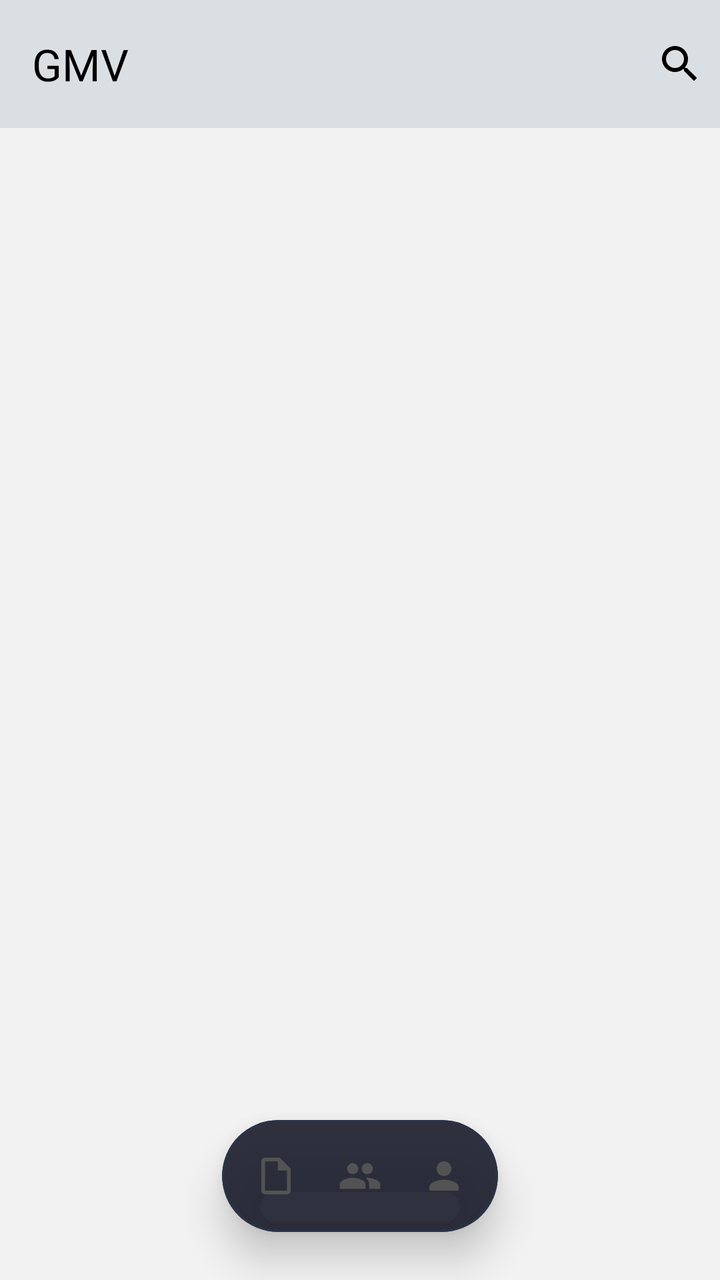
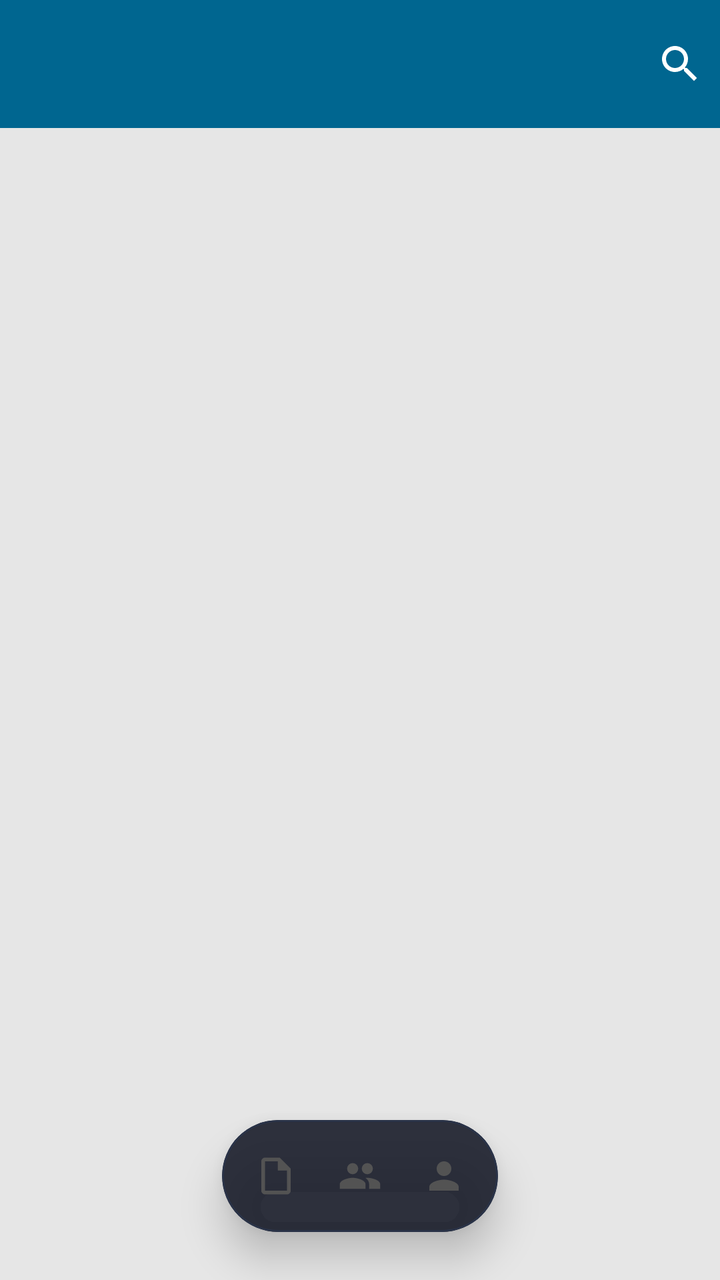

Screens rendered from an Android XML layout before and after an edit, with the pre-edit source and the edit as a unified diff.
<!-- AndroidManifest.xml: application theme Theme.GMV -->
<!-- res/layout/activity_dashboard.xml -->
<?xml version="1.0" encoding="utf-8"?>
<RelativeLayout xmlns:android="http://schemas.android.com/apk/res/android"
    xmlns:app="http://schemas.android.com/apk/res-auto"
    android:id="@+id/main_content"
    android:layout_width="match_parent"
    android:layout_height="match_parent"
    android:background="@color/background">

    <androidx.coordinatorlayout.widget.CoordinatorLayout
        android:id="@+id/tab_coordinator_layout"
        android:layout_width="match_parent"
        android:layout_height="match_parent"
        android:fitsSystemWindows="true">

        <com.google.android.material.appbar.AppBarLayout
            android:id="@+id/tab_appbar_layout"
            android:layout_width="match_parent"
            android:layout_height="wrap_content"
            android:background="?attr/colorSurface"
            android:elevation="2dp">

            <com.google.android.material.appbar.MaterialToolbar
                android:id="@+id/toolbar"
                android:layout_width="match_parent"
                android:layout_height="?attr/actionBarSize"
                android:background="?attr/colorSurface"
                app:layout_scrollFlags="scroll|enterAlways"
                app:title="@string/app_name"
                app:titleTextAppearance="?attr/textAppearanceTitleLarge"
                app:titleTextColor="?attr/colorOnSurface">

                <LinearLayout
                    android:id="@+id/lyt_search_mode"
                    android:layout_width="match_parent"
                    android:layout_height="match_parent"
                    android:gravity="center_vertical"
                    android:orientation="horizontal"
                    android:visibility="gone">

                    <ImageButton
                        android:id="@+id/btn_search_back"
                        android:layout_width="40dp"
                        android:layout_height="40dp"
                        android:background="?attr/selectableItemBackgroundBorderless"
                        android:importantForAccessibility="no"
                        android:padding="10dp"
                        android:src="@drawable/ic_arrow_left"
                        android:tint="?attr/colorOnSurface" />

                    <EditText
                        android:id="@+id/et_toolbar_search"
                        android:layout_width="0dp"
                        android:layout_height="match_parent"
                        android:layout_weight="1"
                        android:background="@null"
                        android:hint="Buscar..."
                        android:imeOptions="actionSearch"
                        android:inputType="text"
                        android:maxLines="1"
                        android:textColor="?attr/colorOnSurface"
                        android:textColorHint="@color/grey_40"
                        android:textSize="16sp" />

                    <ImageButton
                        android:id="@+id/btn_search_clear"
                        android:layout_width="40dp"
                        android:layout_height="40dp"
                        android:background="?attr/selectableItemBackgroundBorderless"
                        android:importantForAccessibility="no"
                        android:padding="10dp"
                        android:src="@drawable/ic_close"
                        android:tint="@color/grey_40"
                        android:visibility="gone" />

                </LinearLayout>

                <ImageButton
                    android:id="@+id/btn_toolbar_search"
                    android:layout_width="40dp"
                    android:layout_height="40dp"
                    android:layout_gravity="end"
                    android:background="?attr/selectableItemBackgroundBorderless"
                    android:importantForAccessibility="no"
                    android:padding="8dp"
                    android:src="@drawable/ic_search"
                    android:tint="?attr/colorOnSurface" />

            </com.google.android.material.appbar.MaterialToolbar>

        </com.google.android.material.appbar.AppBarLayout>

        <androidx.viewpager.widget.ViewPager
            android:id="@+id/viewpager"
            android:layout_width="match_parent"
            android:layout_height="match_parent"
            app:layout_behavior="@string/appbar_scrolling_view_behavior" />

    </androidx.coordinatorlayout.widget.CoordinatorLayout>

    <include
        android:id="@+id/floating_nav"
        layout="@layout/nav_floating_island"
        android:layout_width="wrap_content"
        android:layout_height="wrap_content"
        android:layout_alignParentBottom="true"
        android:layout_centerHorizontal="true"
        android:layout_marginBottom="24dp" />

</RelativeLayout>
<!-- res/layout/nav_floating_island.xml (included above) -->
<?xml version="1.0" encoding="utf-8"?>
<com.google.android.material.card.MaterialCardView xmlns:android="http://schemas.android.com/apk/res/android"
    xmlns:app="http://schemas.android.com/apk/res-auto"
    android:id="@+id/floating_nav"
    android:layout_width="wrap_content"
    android:layout_height="wrap_content"
    android:clickable="true"
    app:cardBackgroundColor="@color/nav_pill_bg"
    app:cardCornerRadius="28dp"
    app:cardElevation="12dp"
    app:strokeColor="@color/nav_pill_stroke"
    app:strokeWidth="1dp">

    <LinearLayout
        android:layout_width="wrap_content"
        android:layout_height="wrap_content"
        android:animateLayoutChanges="true"
        android:gravity="center"
        android:orientation="horizontal"
        android:paddingHorizontal="6dp"
        android:paddingVertical="6dp">

        
        <LinearLayout
            android:id="@+id/nav_articulos"
            android:layout_width="wrap_content"
            android:layout_height="44dp"
            android:gravity="center_vertical"
            android:orientation="horizontal"
            android:paddingHorizontal="10dp"
            android:paddingVertical="0dp">

            <ImageView
                android:id="@+id/iv_nav_articulos"
                android:layout_width="22dp"
                android:layout_height="22dp"
                android:importantForAccessibility="no"
                android:src="@drawable/ic_article" />

            <TextView
                android:id="@+id/tv_nav_articulos_title"
                android:layout_width="wrap_content"
                android:layout_height="wrap_content"
                android:layout_marginStart="6dp"
                android:fontFamily="sans-serif-medium"
                android:text="@string/label_articulos"
                android:textSize="12sp"
                android:visibility="gone" />

        </LinearLayout>

        
        <LinearLayout
            android:id="@+id/nav_clientes"
            android:layout_width="wrap_content"
            android:layout_height="44dp"
            android:gravity="center_vertical"
            android:orientation="horizontal"
            android:paddingHorizontal="10dp"
            android:paddingVertical="0dp">

            <ImageView
                android:id="@+id/iv_nav_clientes"
                android:layout_width="22dp"
                android:layout_height="22dp"
                android:importantForAccessibility="no"
                android:src="@drawable/ic_people" />

            <TextView
                android:id="@+id/tv_nav_clientes_title"
                android:layout_width="wrap_content"
                android:layout_height="wrap_content"
                android:layout_marginStart="6dp"
                android:fontFamily="sans-serif-medium"
                android:text="@string/label_clientes"
                android:textSize="12sp"
                android:visibility="gone" />

        </LinearLayout>

        
        <LinearLayout
            android:id="@+id/nav_perfil"
            android:layout_width="wrap_content"
            android:layout_height="44dp"
            android:gravity="center_vertical"
            android:orientation="horizontal"
            android:paddingHorizontal="10dp"
            android:paddingVertical="0dp">

            <ImageView
                android:id="@+id/iv_nav_perfil"
                android:layout_width="22dp"
                android:layout_height="22dp"
                android:importantForAccessibility="no"
                android:src="@drawable/ic_person" />

            <TextView
                android:id="@+id/tv_nav_perfil_title"
                android:layout_width="wrap_content"
                android:layout_height="wrap_content"
                android:layout_marginStart="6dp"
                android:fontFamily="sans-serif-medium"
                android:text="@string/label_perfil"
                android:textSize="12sp"
                android:visibility="gone" />

        </LinearLayout>

    </LinearLayout>

</com.google.android.material.card.MaterialCardView>
<!-- resources referenced by this layout -->
<resources>
  <color name="background">#F2F2F2</color>
  <color name="grey_40">#9E9E9E</color>
  <color name="nav_pill_bg">#E61A1D2B</color>
  <color name="nav_pill_stroke">#2A3348</color>
  <string name="app_name">GMV</string>
  <string name="label_articulos">ARTÍCULOS</string>
  <string name="label_clientes">CLIENTES</string>
  <string name="label_perfil">PERFIL</string>
  <style name="Theme.GMV" parent="Base.Theme.GMV" />
  <color name="primary">#337AB7</color>
  <color name="on_primary">#FFFFFF</color>
  <color name="primary_container">#D6E4F0</color>
  <color name="on_primary_container">#1A3A5C</color>
  <color name="secondary">#3A539B</color>
  <color name="on_secondary">#FFFFFF</color>
  <color name="secondary_container">#D6DCE8</color>
  <color name="on_secondary_container">#1C2A5C</color>
  <color name="tertiary">#7E57C2</color>
  <color name="on_tertiary">#FFFFFF</color>
  <color name="tertiary_container">#EDE7F6</color>
  <color name="on_tertiary_container">#311B92</color>
  <color name="error">#EF5350</color>
  <color name="on_error">#FFFFFF</color>
  <color name="error_container">#FFEBEE</color>
  <color name="on_error_container">#B71C1C</color>
  <color name="on_background">#000000</color>
  <color name="surface">#E7E7E7</color>
  <color name="on_surface">#000000</color>
  <color name="surface_variant">#D4D4D4</color>
  <color name="on_surface_variant">#535353</color>
  <color name="outline">#B0BEC5</color>
  <color name="outline_variant">#CFD8DC</color>
  <style name="TextAppearance.M3.DisplayMedium">
          <item name="android:textSize">45sp</item>
          <item name="android:letterSpacing">0</item>
          <item name="android:lineHeight">52sp</item>
          <item name="android:fontFamily">sans-serif</item>
      </style>
  <style name="TextAppearance.M3.DisplaySmall">
          <item name="android:textSize">36sp</item>
          <item name="android:letterSpacing">0</item>
          <item name="android:lineHeight">44sp</item>
          <item name="android:fontFamily">sans-serif</item>
      </style>
  <style name="TextAppearance.M3.HeadlineLarge">
          <item name="android:textSize">32sp</item>
          <item name="android:letterSpacing">0</item>
          <item name="android:lineHeight">40sp</item>
          <item name="android:fontFamily">sans-serif</item>
      </style>
  <style name="TextAppearance.M3.HeadlineMedium">
          <item name="android:textSize">28sp</item>
          <item name="android:letterSpacing">0</item>
          <item name="android:lineHeight">36sp</item>
          <item name="android:fontFamily">sans-serif</item>
      </style>
  <style name="TextAppearance.M3.HeadlineSmall">
          <item name="android:textSize">24sp</item>
          <item name="android:letterSpacing">0</item>
          <item name="android:lineHeight">32sp</item>
          <item name="android:fontFamily">sans-serif</item>
      </style>
  <style name="TextAppearance.M3.TitleLarge">
          <item name="android:textSize">22sp</item>
          <item name="android:letterSpacing">0</item>
          <item name="android:lineHeight">28sp</item>
          <item name="android:fontFamily">sans-serif</item>
      </style>
  <style name="TextAppearance.M3.BodyLarge">
          <item name="android:textSize">16sp</item>
          <item name="android:letterSpacing">0.5</item>
          <item name="android:lineHeight">24sp</item>
          <item name="android:fontFamily">sans-serif</item>
      </style>
  <style name="TextAppearance.M3.BodyMedium">
          <item name="android:textSize">14sp</item>
          <item name="android:letterSpacing">0.25</item>
          <item name="android:lineHeight">20sp</item>
          <item name="android:fontFamily">sans-serif</item>
      </style>
  <style name="TextAppearance.M3.BodySmall">
          <item name="android:textSize">12sp</item>
          <item name="android:letterSpacing">0.4</item>
          <item name="android:lineHeight">16sp</item>
          <item name="android:fontFamily">sans-serif</item>
      </style>
  <!-- unchanged entries left out for length: 13 -->
</resources>

<!-- the commit's change to res/layout/activity_dashboard.xml (unified diff, before → after) -->
@@ -4,7 +4,7 @@
     android:id="@+id/main_content"
     android:layout_width="match_parent"
     android:layout_height="match_parent"
-    android:background="@color/background">
+    android:background="@color/greyUmk_10">
 
     <androidx.coordinatorlayout.widget.CoordinatorLayout
         android:id="@+id/tab_coordinator_layout"
@@ -22,12 +22,12 @@
             <com.google.android.material.appbar.MaterialToolbar
                 android:id="@+id/toolbar"
                 android:layout_width="match_parent"
-                android:layout_height="?attr/actionBarSize"
-                android:background="?attr/colorSurface"
-                app:layout_scrollFlags="scroll|enterAlways"
-                app:title="@string/app_name"
-                app:titleTextAppearance="?attr/textAppearanceTitleLarge"
-                app:titleTextColor="?attr/colorOnSurface">
+                android:layout_height="?actionBarSize"
+                android:layout_toStartOf="@+id/btn_add_cart"
+                android:layout_toLeftOf="@+id/btn_add_cart"
+                android:background="@color/colorUmkPrimary"
+                android:theme="@style/ThemeOverlay.AppCompat.Dark.ActionBar"
+                app:popupTheme="@style/ThemeOverlay.AppCompat.Light">
 
                 <LinearLayout
                     android:id="@+id/lyt_search_mode"
@@ -83,7 +83,7 @@
                     android:importantForAccessibility="no"
                     android:padding="8dp"
                     android:src="@drawable/ic_search"
-                    android:tint="?attr/colorOnSurface" />
+                    android:tint="@color/on_primary" />
 
             </com.google.android.material.appbar.MaterialToolbar>
 
<!-- resource entries referenced after the edit -->
@@ -1,10 +1,11 @@
 <!-- resources referenced by this layout -->
 <resources>
+  <color name="colorUmkPrimary">#006690</color>
+  <color name="greyUmk_10">#e6e6e6</color>
   <color name="background">#F2F2F2</color>
   <color name="grey_40">#9E9E9E</color>
   <color name="nav_pill_bg">#E61A1D2B</color>
   <color name="nav_pill_stroke">#2A3348</color>
-  <string name="app_name">GMV</string>
   <string name="label_articulos">ARTÍCULOS</string>
   <string name="label_clientes">CLIENTES</string>
   <string name="label_perfil">PERFIL</string>
